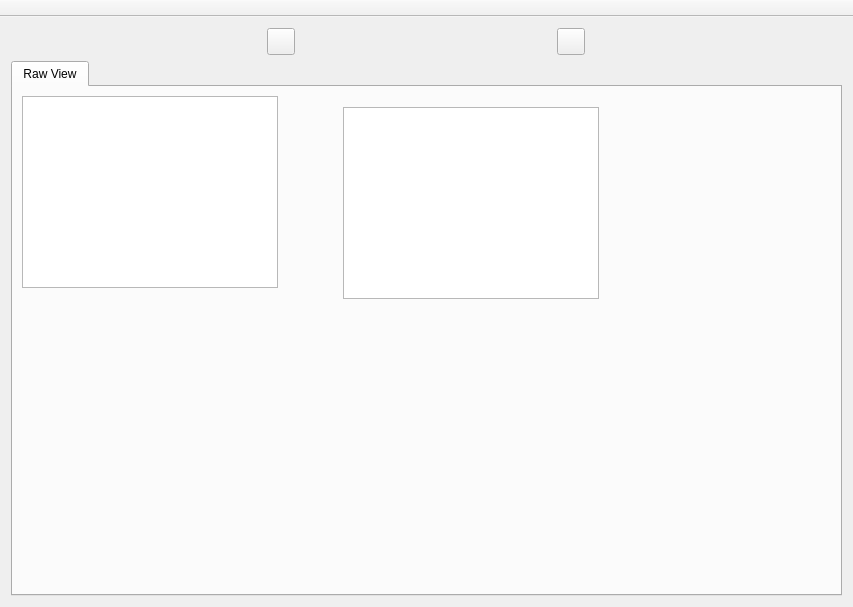
Before: the Qt Designer form LooseChange/loosechangepresenter.ui in gojoe262/LooseChange, drawn with Qt 5.
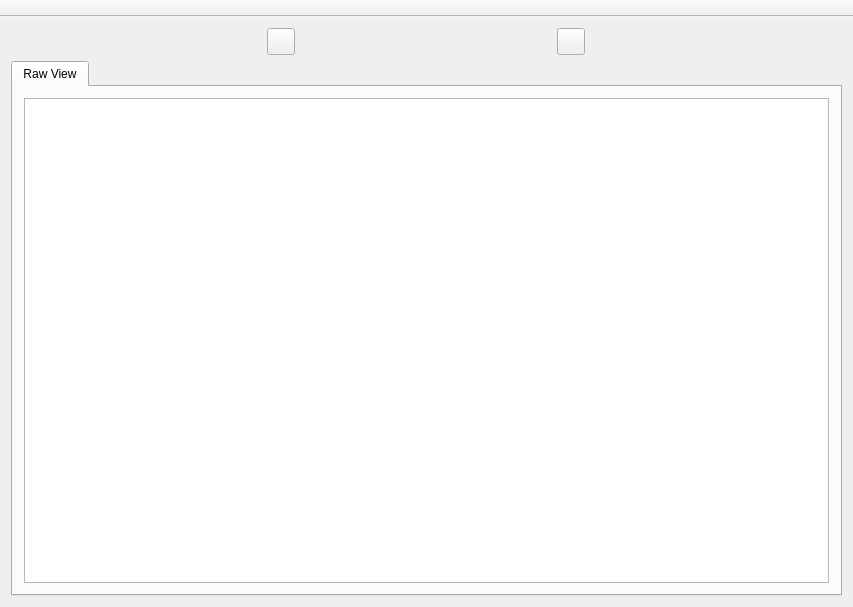
After: the same form once the commit is applied. Icons and pictures are not drawn.

What changed in the file:
```diff
--- a/LooseChange/loosechangepresenter.ui
+++ b/LooseChange/loosechangepresenter.ui
@@ -62,26 +62,11 @@
        <attribute name="title">
         <string>Raw View</string>
        </attribute>
-       <widget class="QTableWidget" name="tableWidgetRawView">
-        <property name="geometry">
-         <rect>
-          <x>9</x>
-          <y>9</y>
-          <width>256</width>
-          <height>192</height>
-         </rect>
-        </property>
-       </widget>
-       <widget class="QTableView" name="tableViewRaw">
-        <property name="geometry">
-         <rect>
-          <x>330</x>
-          <y>20</y>
-          <width>256</width>
-          <height>192</height>
-         </rect>
-        </property>
-       </widget>
+       <layout class="QVBoxLayout" name="verticalLayout_2">
+        <item>
+         <widget class="QTableWidget" name="tableWidgetRawView"/>
+        </item>
+       </layout>
       </widget>
      </widget>
     </item>
```
